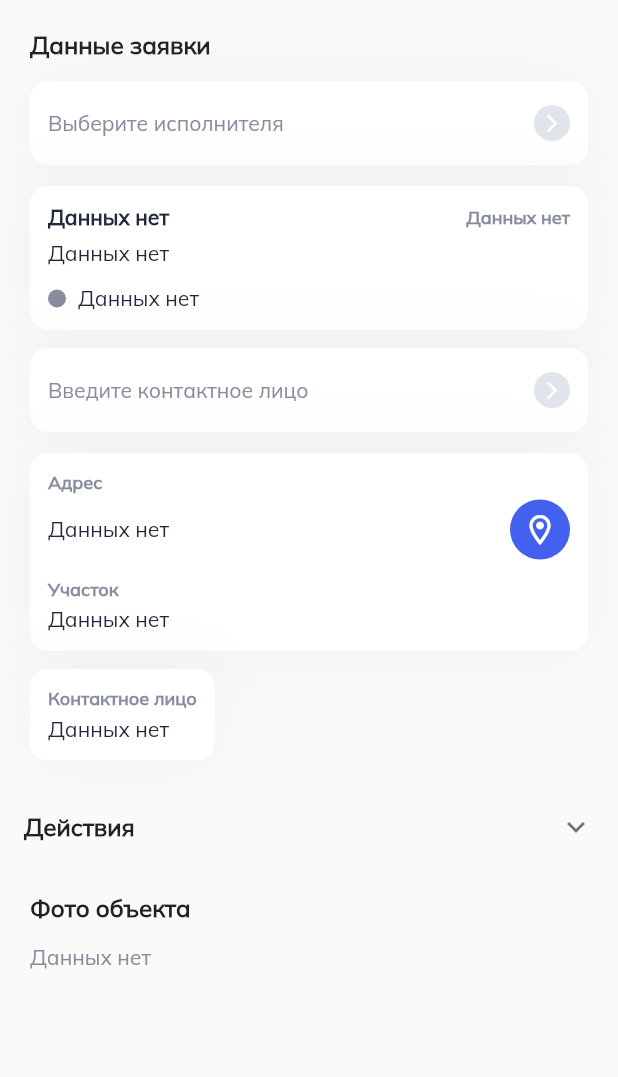
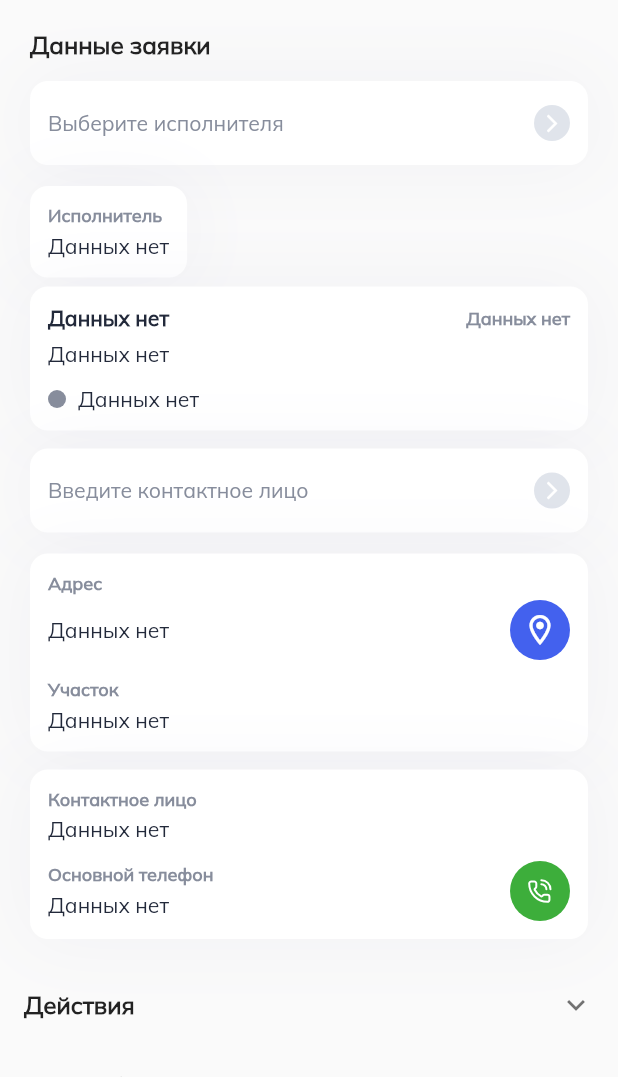
Before and after one commit to ltmstudio/personalGreenMobile, a Flutter app: the ApplicationDetailsPage screen opened by its route, after a tap on "Действия", on a phone screen of 412 x 824 dp, the part 159-1236 px from its top. Run offline on Flutter 3.47's test engine with Material 3 defaults, Android fonts, the phone set to English and light mode, and no system bars; our stand-ins replace bloc, cached_network_image, dartz, dio, equatable, fl_chart and 13 more; missing offline and left inert: mobile_scanner; accounts and stored records are empty; network calls fail.

```diff
--- a/lib/data/models/tickets/get_ticket_response_model.dart
+++ b/lib/data/models/tickets/get_ticket_response_model.dart
@@ -37,6 +37,8 @@ class Data {
   dynamic sourceChannelType;
   Type? serviceType;
   bool? executorByManual;
+  int? executorId;
+  Executor? executor;
   dynamic comment;
   dynamic photos;
   DateTime? createdAt;
@@ -55,6 +57,8 @@ class Data {
     this.sourceChannelType,
     this.serviceType,
     this.executorByManual,
+    this.executorId,
+    this.executor,
     this.comment,
     this.photos,
     this.createdAt,
@@ -82,6 +86,10 @@ class Data {
         ? null
         : Type.fromJson(json["service_type"]),
     executorByManual: json["executor_by_manual"],
+    executorId: json["executor_id"],
+    executor: json["executor"] == null
+        ? null
+        : Executor.fromJson(json["executor"]),
     comment: json["comment"],
     photos: json["photos"],
     createdAt: json["created_at"] == null
@@ -103,6 +111,8 @@ class Data {
     "source_channel_type": sourceChannelType,
     "service_type": serviceType?.toJson(),
     "executor_by_manual": executorByManual,
+    "executor_id": executorId,
+    "executor": executor?.toJson(),
     "comment": comment,
     "photos": photos,
     "created_at": createdAt?.toIso8601String(),
@@ -305,3 +315,58 @@ class Type {
 
   Map<String, dynamic> toJson() => {"id": id, "title": title};
 }
+
+class Executor {
+  final int? id;
+  final String? name;
+  final String? lastname;
+  final String? surname;
+  final String? email;
+  final dynamic phone;
+  final String? _fullNameFromJson;
+
+  Executor({
+    this.id,
+    this.name,
+    this.lastname,
+    this.surname,
+    this.email,
+    this.phone,
+    String? fullName,
+  }) : _fullNameFromJson = fullName;
+
+  factory Executor.fromJson(Map<String, dynamic> json) => Executor(
+    id: json["id"],
+    name: json["name"],
+    lastname: json["lastname"],
+    surname: json["surname"],
+    email: json["email"],
+    phone: json["phone"],
+    fullName: json["full_name"],
+  );
+
+  Map<String, dynamic> toJson() => {
+    "id": id,
+    "name": name,
+    "lastname": lastname,
+    "surname": surname,
+    "email": email,
+    "phone": phone,
+    "full_name": _fullNameFromJson,
+  };
+
+  String get fullName {
+    // Если есть готовое поле full_name из JSON, используем его
+    final fullNameFromJson = _fullNameFromJson;
+    if (fullNameFromJson != null && fullNameFromJson.isNotEmpty) {
+      return fullNameFromJson;
+    }
+    // Иначе собираем из отдельных полей
+    final parts = [
+      lastname,
+      name,
+      surname,
+    ].where((part) => part != null && part.isNotEmpty).toList();
+    return parts.isEmpty ? 'Не указано' : parts.join(' ');
+  }
+}
--- a/lib/presentation/pages/applications/application_details/apps_page.dart
+++ b/lib/presentation/pages/applications/application_details/apps_page.dart
@@ -1,3 +1,4 @@
+import 'package:flutter/foundation.dart';
 import 'package:flutter/material.dart';
 import 'package:flutter_bloc/flutter_bloc.dart';
 import 'package:hub_dom/data/models/tickets/get_ticket_response_model.dart';
@@ -16,6 +17,7 @@ import 'components/address_card_widget.dart';
 import 'components/application_detail_data_card.dart';
 import 'components/check_list_widget.dart';
 import 'components/contact_face_widget.dart';
+import 'components/performer_card_widget.dart';
 import 'package:hub_dom/presentation/widgets/reject_bottom_sheet.dart';
 
 class AppsPage extends StatefulWidget {
@@ -62,6 +64,10 @@ class _AppsPageState extends State<AppsPage> {
                 ),
 
                 SizedBox(height: 14),
+                // Показываем выбор исполнителя только если исполнитель не выбран
+                if (widget.selectedPerformer == null &&
+                    widget.selectedExecutorId == null &&
+                    widget.ticketData?.executor == null)
                   Padding(
                     padding: EdgeInsets.symmetric(horizontal: 16),
                     child: SelectBtn(
@@ -83,6 +89,15 @@ class _AppsPageState extends State<AppsPage> {
                       onTap: widget.onShowPerformer,
                     ),
                   ),
+                // Всегда показываем карточку исполнителя
+                SizedBox(height: 6),
+                Padding(
+                  padding: EdgeInsets.symmetric(horizontal: 20),
+                  child: PerformerCardWidget(
+                    ticketData: widget.ticketData,
+                    selectedPerformer: widget.selectedPerformer,
+                  ),
+                ),
                 SizedBox(height: 6),
                 Padding(
                   padding: EdgeInsets.symmetric(horizontal: 20),
@@ -91,6 +106,8 @@ class _AppsPageState extends State<AppsPage> {
                   ),
                 ),
                 SizedBox(height: 12),
+                // Показываем выбор контактного лица только если контактное лицо не выбрано
+                if (widget.selectedContact == null && widget.ticketData?.resident == null)
                   Padding(
                     padding: EdgeInsets.symmetric(horizontal: 16),
                     child: SelectBtn(
@@ -120,6 +137,7 @@ class _AppsPageState extends State<AppsPage> {
                 ),
                 SizedBox(height: 12),
 
+                // Всегда показываем карточку контактного лица
                 Padding(
                   padding: EdgeInsets.symmetric(horizontal: 20),
                   child: ContactFaceCardWidget(ticketData: widget.ticketData),
@@ -160,42 +178,7 @@ class _AppsPageState extends State<AppsPage> {
                 ),
                 SizedBox(height: 14),
 
-                widget.ticketData?.photos != null &&
-                        (widget.ticketData!.photos is List) &&
-                        (widget.ticketData!.photos as List).isNotEmpty
-                    ? SizedBox(
-                        height: 70,
-                        child: ListView.separated(
-                          scrollDirection: Axis.horizontal,
-                          padding: EdgeInsets.symmetric(horizontal: 20),
-                          itemCount: (widget.ticketData!.photos as List).length,
-                          itemBuilder: (context, index) {
-                            final photo =
-                                (widget.ticketData!.photos as List)[index];
-                            final photoUrl = photo is String
-                                ? photo
-                                : photo.toString();
-                            return ClipRRect(
-                              borderRadius: BorderRadius.circular(8),
-                              child: ImageWithShimmer(
-                                imageUrl: photoUrl,
-                                width: 70,
-                                height: 70,
-                              ),
-                            );
-                          },
-                          separatorBuilder: (context, index) =>
-                              SizedBox(width: 6),
-                        ),
-                      )
-                    : Padding(
-                        padding: EdgeInsets.symmetric(horizontal: 20),
-                        child: Text(
-                          'Данных нет',
-                          style: Theme.of(context).textTheme.bodyMedium
-                              ?.copyWith(color: AppColors.gray),
-                        ),
-                      ),
+                _buildPhotosSection(context),
                 SizedBox(height: 20),
               ],
             ),
@@ -312,4 +295,72 @@ class _AppsPageState extends State<AppsPage> {
       ),
     );
   }
+
+  Widget _buildPhotosSection(BuildContext context) {
+    final photos = widget.ticketData?.photos;
+
+    // Логируем для отладки
+    if (photos != null) {
+      debugPrint('Photos data type: ${photos.runtimeType}');
+      debugPrint('Photos data: $photos');
     }
+
+    // Проверяем разные форматы данных photos
+    List<String> photoUrls = [];
+
+    if (photos != null) {
+      if (photos is List) {
+        for (final photo in photos) {
+          String? url;
+          if (photo is String) {
+            // Если это строка - используем как URL
+            url = photo;
+          } else if (photo is Map) {
+            // Если это объект - пытаемся извлечь URL из разных полей
+            url = photo['link'] ??
+                  photo['url'] ??
+                  photo['path'] ??
+                  photo['image_url'] ??
+                  photo['photo_url'] ??
+                  photo['src'];
+          }
+
+          if (url != null && url.isNotEmpty) {
+            photoUrls.add(url);
+          }
+        }
+      }
+    }
+
+    if (photoUrls.isNotEmpty) {
+      return SizedBox(
+        height: 70,
+        child: ListView.separated(
+          scrollDirection: Axis.horizontal,
+          padding: EdgeInsets.symmetric(horizontal: 20),
+          itemCount: photoUrls.length,
+          itemBuilder: (context, index) {
+            return ClipRRect(
+              borderRadius: BorderRadius.circular(8),
+              child: ImageWithShimmer(
+                imageUrl: photoUrls[index],
+                width: 70,
+                height: 70,
+              ),
+            );
+          },
+          separatorBuilder: (context, index) => SizedBox(width: 6),
+        ),
+      );
+    } else {
+      return Padding(
+        padding: EdgeInsets.symmetric(horizontal: 20),
+        child: Text(
+          'Нет данных',
+          style: Theme.of(context).textTheme.bodyMedium
+              ?.copyWith(color: AppColors.gray),
+        ),
+      );
+    }
+  }
+}
--- a/lib/presentation/pages/applications/application_details/components/contact_face_widget.dart
+++ b/lib/presentation/pages/applications/application_details/components/contact_face_widget.dart
@@ -39,14 +39,12 @@ class ContactFaceCardWidget extends StatelessWidget {
             overflow: TextOverflow.ellipsis,
             style: Theme.of(context).textTheme.bodyMedium,
           ),
-          if (phone != 'Данных нет') ...[
           SizedBox(height: 12),
           _contactNumberWidget(
             context,
             AppStrings.mainPhone,
             phone,
           ),
-          ],
         ],
       ),
     );
--- /dev/null
+++ b/lib/presentation/pages/applications/application_details/components/performer_card_widget.dart
@@ -0,0 +1,47 @@
+import 'package:flutter/material.dart';
+import 'package:hub_dom/core/constants/strings/app_strings.dart';
+import 'package:hub_dom/data/models/tickets/get_ticket_response_model.dart';
+import 'package:hub_dom/presentation/widgets/main_card.dart';
+
+class PerformerCardWidget extends StatelessWidget {
+  const PerformerCardWidget({
+    super.key,
+    this.ticketData,
+    this.selectedPerformer,
+  });
+
+  final Data? ticketData;
+  final String? selectedPerformer;
+
+  @override
+  Widget build(BuildContext context) {
+    // Получаем имя исполнителя из данных заявки или из selectedPerformer
+    String performerName = 'Данных нет';
+    if (ticketData?.executor != null) {
+      performerName = ticketData!.executor!.fullName;
+    } else if (selectedPerformer != null && selectedPerformer!.isNotEmpty) {
+      performerName = selectedPerformer!;
+    }
+
+    return MainCardWidget(
+      child: Column(
+        crossAxisAlignment: CrossAxisAlignment.start,
+        children: [
+          Text(
+            AppStrings.performer,
+            maxLines: 1,
+            overflow: TextOverflow.ellipsis,
+            style: Theme.of(context).textTheme.bodySmall,
+          ),
+          SizedBox(height: 4),
+          Text(
+            performerName,
+            maxLines: 1,
+            overflow: TextOverflow.ellipsis,
+            style: Theme.of(context).textTheme.bodyMedium,
+          ),
+        ],
+      ),
+    );
+  }
+}
```
Also changed, not shown: lib/presentation/pages/applications/application_details/application_details_page.dart (+50 -9 lines), lib/presentation/pages/applications/application_details/report_page.dart (+70 -36 lines), lib/presentation/pages/applications/manager_tickets/components/filter_manager_tickets_widget.dart (+11 -4 lines). Lines whose indentation alone changed are shown as unchanged.
